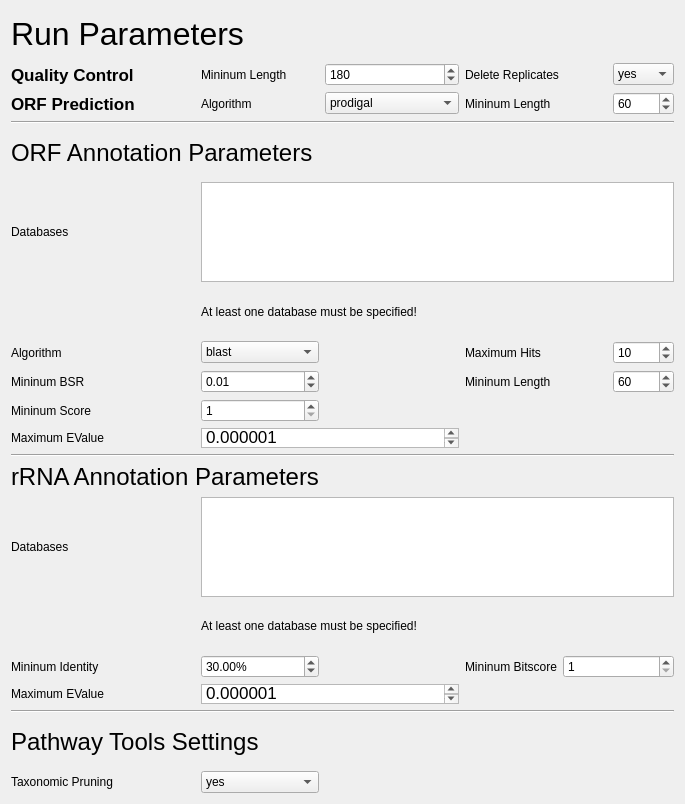
First picture: the form in SettingsTab.ui, repository hallamlab/MetaPathwaysGUI, before the edit.
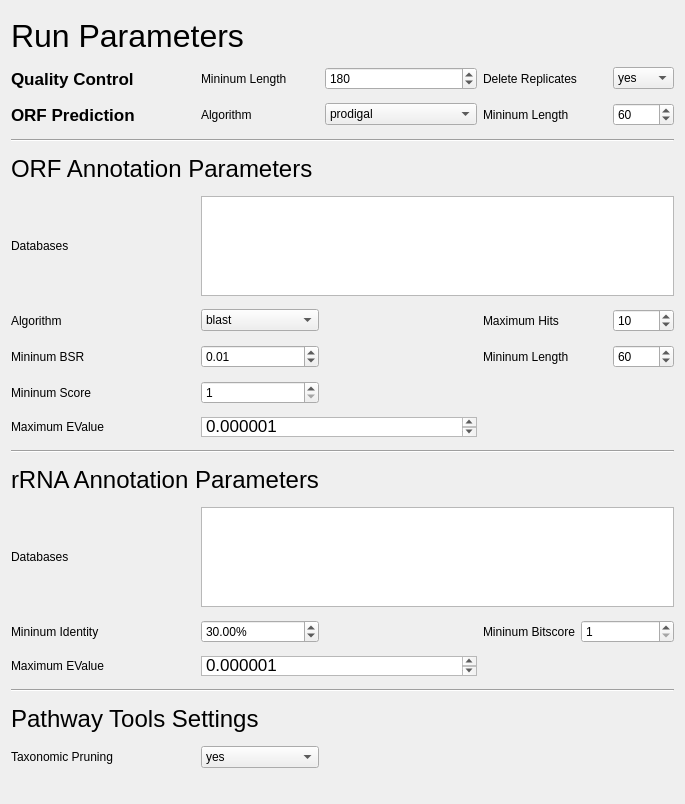
Second picture: the form after the edit.

Commit message: removed restriction for databases

Patch:
```diff
--- a/SettingsTab.ui
+++ b/SettingsTab.ui
@@ -20,79 +20,26 @@
    <string>Form</string>
   </property>
   <layout class="QGridLayout" name="gridLayout">
-   <item row="0" column="0" colspan="2">
-    <widget class="QLabel" name="label_22">
-     <property name="font">
-      <font>
-       <pointsize>24</pointsize>
-      </font>
-     </property>
-     <property name="text">
-      <string>Run Parameters</string>
-     </property>
-    </widget>
-   </item>
-   <item row="1" column="0">
-    <widget class="QLabel" name="label">
-     <property name="font">
-      <font>
-       <pointsize>13</pointsize>
-       <weight>75</weight>
-       <bold>true</bold>
-      </font>
-     </property>
-     <property name="text">
-      <string>Quality Control</string>
-     </property>
-    </widget>
-   </item>
-   <item row="1" column="1">
-    <widget class="QLabel" name="label_2">
+   <item row="16" column="0" colspan="2">
+    <widget class="QLabel" name="label_20">
      <property name="sizePolicy">
-      <sizepolicy hsizetype="Fixed" vsizetype="Preferred">
+      <sizepolicy hsizetype="Fixed" vsizetype="Fixed">
        <horstretch>0</horstretch>
        <verstretch>0</verstretch>
       </sizepolicy>
      </property>
-     <property name="text">
-      <string>Mininum Length</string>
+     <property name="font">
+      <font>
+       <pointsize>18</pointsize>
+      </font>
      </property>
-    </widget>
-   </item>
-   <item row="1" column="2">
-    <widget class="QSpinBox" name="quality_controlMIN_LENGTH">
-     <property name="maximum">
-      <number>99999999</number>
-     </property>
-     <property name="singleStep">
-      <number>1</number>
-     </property>
-     <property name="value">
-      <number>180</number>
-     </property>
-    </widget>
-   </item>
-   <item row="1" column="3" colspan="2">
-    <widget class="QLabel" name="label_3">
      <property name="text">
-      <string>Delete Replicates</string>
+      <string>Pathway Tools Settings</string>
      </property>
     </widget>
    </item>
-   <item row="1" column="5">
-    <widget class="QComboBox" name="quality_controlDELETE_REPLICATES">
-     <property name="editable">
-      <bool>false</bool>
-     </property>
-     <property name="currentIndex">
-      <number>0</number>
-     </property>
-     <property name="maxVisibleItems">
-      <number>2</number>
-     </property>
-     <property name="maxCount">
-      <number>2</number>
-     </property>
+   <item row="17" column="1">
+    <widget class="QComboBox" name="ptools_settingsTAXONOMIC_PRUNING">
      <item>
       <property name="text">
        <string>yes</string>
@@ -105,332 +52,55 @@
      </item>
     </widget>
    </item>
-   <item row="2" column="0">
-    <widget class="QLabel" name="label_4">
-     <property name="font">
-      <font>
-       <pointsize>13</pointsize>
-       <weight>75</weight>
-       <bold>true</bold>
-      </font>
-     </property>
-     <property name="text">
-      <string>ORF Prediction</string>
-     </property>
-    </widget>
-   </item>
-   <item row="2" column="1">
-    <widget class="QLabel" name="label_5">
-     <property name="sizePolicy">
-      <sizepolicy hsizetype="Fixed" vsizetype="Preferred">
-       <horstretch>0</horstretch>
-       <verstretch>0</verstretch>
-      </sizepolicy>
-     </property>
-     <property name="text">
-      <string>Algorithm</string>
-     </property>
-    </widget>
-   </item>
-   <item row="2" column="2">
-    <widget class="QComboBox" name="orf_predictionALGORITHM">
-     <item>
-      <property name="text">
-       <string>prodigal</string>
-      </property>
-     </item>
-    </widget>
-   </item>
-   <item row="2" column="3" colspan="2">
-    <widget class="QLabel" name="label_6">
-     <property name="text">
-      <string>Mininum Length</string>
-     </property>
-    </widget>
-   </item>
-   <item row="2" column="5">
-    <widget class="QSpinBox" name="orf_predictionMIN_LENGTH">
-     <property name="minimum">
-      <number>1</number>
-     </property>
-     <property name="maximum">
-      <number>10000</number>
-     </property>
-     <property name="value">
-      <number>60</number>
-     </property>
-    </widget>
-   </item>
-   <item row="3" column="0" colspan="6">
-    <widget class="Line" name="line">
+   <item row="15" column="0" colspan="6">
+    <widget class="Line" name="line_4">
      <property name="orientation">
       <enum>Qt::Horizontal</enum>
      </property>
     </widget>
    </item>
-   <item row="4" column="0" colspan="2">
-    <widget class="QLabel" name="label_7">
-     <property name="font">
-      <font>
-       <pointsize>18</pointsize>
-      </font>
-     </property>
+   <item row="17" column="0">
+    <widget class="QLabel" name="label_21">
      <property name="text">
-      <string>ORF Annotation Parameters</string>
-     </property>
-    </widget>
-   </item>
-   <item row="5" column="0">
-    <widget class="QLabel" name="label_9">
-     <property name="text">
-      <string>Databases</string>
-     </property>
-    </widget>
-   </item>
-   <item row="5" column="1" colspan="5">
-    <widget class="QListWidget" name="annotationDBS">
-     <property name="sizePolicy">
-      <sizepolicy hsizetype="MinimumExpanding" vsizetype="Maximum">
-       <horstretch>0</horstretch>
-       <verstretch>0</verstretch>
-      </sizepolicy>
-     </property>
-     <property name="minimumSize">
-      <size>
-       <width>0</width>
-       <height>50</height>
-      </size>
-     </property>
-     <property name="maximumSize">
-      <size>
-       <width>16777215</width>
-       <height>100</height>
-      </size>
-     </property>
-    </widget>
-   </item>
-   <item row="6" column="1" colspan="2">
-    <widget class="QLabel" name="annotationDBSWarning">
-     <property name="sizePolicy">
-      <sizepolicy hsizetype="Preferred" vsizetype="Preferred">
-       <horstretch>0</horstretch>
-       <verstretch>0</verstretch>
-      </sizepolicy>
-     </property>
-     <property name="maximumSize">
-      <size>
-       <width>500</width>
-       <height>16777215</height>
-      </size>
-     </property>
-     <property name="text">
-      <string>At least one database must be specified!</string>
-     </property>
-    </widget>
-   </item>
-   <item row="7" column="0">
-    <widget class="QLabel" name="label_8">
-     <property name="text">
-      <string>Algorithm</string>
-     </property>
-    </widget>
-   </item>
-   <item row="7" column="1">
-    <widget class="QComboBox" name="annotationALGORITHM">
-     <property name="editable">
-      <bool>false</bool>
-     </property>
-     <property name="maxCount">
-      <number>10</number>
-     </property>
-     <item>
-      <property name="text">
-       <string>blast</string>
-      </property>
-     </item>
-     <item>
-      <property name="text">
-       <string>last</string>
-      </property>
-     </item>
-    </widget>
-   </item>
-   <item row="7" column="3">
-    <widget class="QLabel" name="label_14">
-     <property name="text">
-      <string>Maximum Hits</string>
-     </property>
-    </widget>
-   </item>
-   <item row="7" column="5">
-    <widget class="QSpinBox" name="annotationMAX_HITS">
-     <property name="minimum">
-      <number>0</number>
-     </property>
-     <property name="maximum">
-      <number>1000</number>
-     </property>
-     <property name="value">
-      <number>10</number>
-     </property>
-    </widget>
-   </item>
-   <item row="8" column="0">
-    <widget class="QLabel" name="label_10">
-     <property name="text">
-      <string>Mininum BSR</string>
-     </property>
-    </widget>
-   </item>
-   <item row="8" column="1">
-    <widget class="QDoubleSpinBox" name="annotationMIN_BSR">
-     <property name="minimum">
-      <double>0.000000000000000</double>
-     </property>
-     <property name="maximum">
-      <double>1.000000000000000</double>
-     </property>
-     <property name="singleStep">
-      <double>0.010000000000000</double>
-     </property>
-     <property name="value">
-      <double>0.010000000000000</double>
-     </property>
-    </widget>
-   </item>
-   <item row="8" column="3">
-    <widget class="QLabel" name="label_13">
-     <property name="text">
-      <string>Mininum Length</string>
-     </property>
-    </widget>
-   </item>
-   <item row="8" column="5">
-    <widget class="QSpinBox" name="annotationMIN_LENGTH">
-     <property name="maximum">
-      <number>1000</number>
-     </property>
-     <property name="value">
-      <number>60</number>
-     </property>
-    </widget>
-   </item>
-   <item row="9" column="0">
-    <widget class="QLabel" name="label_12">
-     <property name="text">
-      <string>Mininum Score</string>
-     </property>
-    </widget>
-   </item>
-   <item row="9" column="1">
-    <widget class="QSpinBox" name="annotationMIN_SCORE">
-     <property name="minimum">
-      <number>1</number>
-     </property>
-     <property name="maximum">
-      <number>10000</number>
-     </property>
-    </widget>
-   </item>
-   <item row="10" column="0">
-    <widget class="QLabel" name="label_11">
-     <property name="text">
-      <string>Maximum EValue</string>
-     </property>
-    </widget>
-   </item>
-   <item row="10" column="1" colspan="2">
-    <widget class="QTextEdit" name="annotationMAX_EVALUE">
-     <property name="minimumSize">
-      <size>
-       <width>139</width>
-       <height>0</height>
-      </size>
-     </property>
-     <property name="maximumSize">
-      <size>
-       <width>16777215</width>
-       <height>20</height>
-      </size>
-     </property>
-     <property name="html">
-      <string>&lt;!DOCTYPE HTML PUBLIC &quot;-//W3C//DTD HTML 4.0//EN&quot; &quot;http://www.w3.org/TR/REC-html40/strict.dtd&quot;&gt;
-&lt;html&gt;&lt;head&gt;&lt;meta name=&quot;qrichtext&quot; content=&quot;1&quot; /&gt;&lt;style type=&quot;text/css&quot;&gt;
-p, li { white-space: pre-wrap; }
-&lt;/style&gt;&lt;/head&gt;&lt;body style=&quot; font-family:'.Lucida Grande UI'; font-size:13pt; font-weight:400; font-style:normal;&quot;&gt;
-&lt;p style=&quot; margin-top:0px; margin-bottom:0px; margin-left:0px; margin-right:0px; -qt-block-indent:0; text-indent:0px;&quot;&gt;&lt;span style=&quot; font-family:'Lucida Grande';&quot;&gt;0.000001&lt;/span&gt;&lt;/p&gt;&lt;/body&gt;&lt;/html&gt;</string>
-     </property>
-    </widget>
-   </item>
-   <item row="11" column="0" colspan="6">
-    <widget class="Line" name="line_3">
-     <property name="orientation">
-      <enum>Qt::Horizontal</enum>
-     </property>
-    </widget>
-   </item>
-   <item row="12" column="0" colspan="2">
-    <widget class="QLabel" name="label_15">
-     <property name="sizePolicy">
-      <sizepolicy hsizetype="Fixed" vsizetype="Fixed">
-       <horstretch>0</horstretch>
-       <verstretch>0</verstretch>
-      </sizepolicy>
-     </property>
-     <property name="font">
-      <font>
-       <pointsize>18</pointsize>
-      </font>
-     </property>
-     <property name="text">
-      <string>rRNA Annotation Parameters</string>
-     </property>
-    </widget>
-   </item>
-   <item row="13" column="0">
-    <widget class="QLabel" name="label_16">
-     <property name="sizePolicy">
-      <sizepolicy hsizetype="Fixed" vsizetype="Fixed">
-       <horstretch>0</horstretch>
-       <verstretch>0</verstretch>
-      </sizepolicy>
-     </property>
-     <property name="text">
-      <string>Databases</string>
-     </property>
-    </widget>
-   </item>
-   <item row="13" column="1" colspan="5">
-    <widget class="QListWidget" name="rrnaREFDBS">
-     <property name="sizePolicy">
-      <sizepolicy hsizetype="Preferred" vsizetype="Expanding">
-       <horstretch>0</horstretch>
-       <verstretch>0</verstretch>
-      </sizepolicy>
-     </property>
-     <property name="maximumSize">
-      <size>
-       <width>6666666</width>
-       <height>100</height>
-      </size>
+      <string>Taxonomic Pruning</string>
      </property>
     </widget>
    </item>
    <item row="14" column="1" colspan="2">
-    <widget class="QLabel" name="rrnaREFDBSWarning">
-     <property name="text">
-      <string>At least one database must be specified!</string>
+    <widget class="QTextEdit" name="rrnaMAX_EVALUE">
+     <property name="maximumSize">
+      <size>
+       <width>16777215</width>
+       <height>20</height>
+      </size>
      </property>
+     <property name="html">
+      <string>&lt;!DOCTYPE HTML PUBLIC &quot;-//W3C//DTD HTML 4.0//EN&quot; &quot;http://www.w3.org/TR/REC-html40/strict.dtd&quot;&gt;
+&lt;html&gt;&lt;head&gt;&lt;meta name=&quot;qrichtext&quot; content=&quot;1&quot; /&gt;&lt;style type=&quot;text/css&quot;&gt;
+p, li { white-space: pre-wrap; }
+&lt;/style&gt;&lt;/head&gt;&lt;body style=&quot; font-family:'.Lucida Grande UI'; font-size:13pt; font-weight:400; font-style:normal;&quot;&gt;
+&lt;p style=&quot; margin-top:0px; margin-bottom:0px; margin-left:0px; margin-right:0px; -qt-block-indent:0; text-indent:0px;&quot;&gt;&lt;span style=&quot; font-family:'Lucida Grande';&quot;&gt;0.000001&lt;/span&gt;&lt;/p&gt;&lt;/body&gt;&lt;/html&gt;</string>
+     </property>
     </widget>
    </item>
-   <item row="15" column="0">
-    <widget class="QLabel" name="label_18">
+   <item row="14" column="0">
+    <widget class="QLabel" name="label_17">
      <property name="text">
-      <string>Mininum Identity         </string>
+      <string>Maximum EValue</string>
      </property>
     </widget>
    </item>
-   <item row="15" column="1">
+   <item row="13" column="4" colspan="2">
+    <widget class="QSpinBox" name="rrnaMIN_BITSCORE">
+     <property name="minimum">
+      <number>1</number>
+     </property>
+     <property name="maximum">
+      <number>10000</number>
+     </property>
+    </widget>
+   </item>
+   <item row="13" column="1">
     <widget class="QDoubleSpinBox" name="rrnaMIN_IDENTITY">
      <property name="suffix">
       <string>%</string>
@@ -449,32 +119,82 @@
      </property>
     </widget>
    </item>
-   <item row="15" column="3">
+   <item row="13" column="3">
     <widget class="QLabel" name="label_19">
      <property name="text">
       <string>Mininum Bitscore</string>
      </property>
     </widget>
    </item>
-   <item row="15" column="4" colspan="2">
-    <widget class="QSpinBox" name="rrnaMIN_BITSCORE">
-     <property name="minimum">
-      <number>1</number>
+   <item row="13" column="0">
+    <widget class="QLabel" name="label_18">
+     <property name="text">
+      <string>Mininum Identity         </string>
      </property>
-     <property name="maximum">
-      <number>10000</number>
+    </widget>
+   </item>
+   <item row="12" column="1" colspan="5">
+    <widget class="QListWidget" name="rrnaREFDBS">
+     <property name="sizePolicy">
+      <sizepolicy hsizetype="Preferred" vsizetype="Expanding">
+       <horstretch>0</horstretch>
+       <verstretch>0</verstretch>
+      </sizepolicy>
      </property>
+     <property name="maximumSize">
+      <size>
+       <width>6666666</width>
+       <height>100</height>
+      </size>
+     </property>
     </widget>
    </item>
-   <item row="16" column="0">
-    <widget class="QLabel" name="label_17">
+   <item row="12" column="0">
+    <widget class="QLabel" name="label_16">
+     <property name="sizePolicy">
+      <sizepolicy hsizetype="Fixed" vsizetype="Fixed">
+       <horstretch>0</horstretch>
+       <verstretch>0</verstretch>
+      </sizepolicy>
+     </property>
      <property name="text">
-      <string>Maximum EValue</string>
+      <string>Databases</string>
      </property>
     </widget>
    </item>
-   <item row="16" column="1" colspan="2">
-    <widget class="QTextEdit" name="rrnaMAX_EVALUE">
+   <item row="10" column="0" colspan="6">
+    <widget class="Line" name="line_3">
+     <property name="orientation">
+      <enum>Qt::Horizontal</enum>
+     </property>
+    </widget>
+   </item>
+   <item row="11" column="0" colspan="2">
+    <widget class="QLabel" name="label_15">
+     <property name="sizePolicy">
+      <sizepolicy hsizetype="Fixed" vsizetype="Fixed">
+       <horstretch>0</horstretch>
+       <verstretch>0</verstretch>
+      </sizepolicy>
+     </property>
+     <property name="font">
+      <font>
+       <pointsize>18</pointsize>
+      </font>
+     </property>
+     <property name="text">
+      <string>rRNA Annotation Parameters</string>
+     </property>
+    </widget>
+   </item>
+   <item row="9" column="1" colspan="2">
+    <widget class="QTextEdit" name="annotationMAX_EVALUE">
+     <property name="minimumSize">
+      <size>
+       <width>139</width>
+       <height>0</height>
+      </size>
+     </property>
      <property name="maximumSize">
       <size>
        <width>16777215</width>
@@ -490,34 +210,228 @@
      </property>
     </widget>
    </item>
-   <item row="17" column="0" colspan="6">
-    <widget class="Line" name="line_4">
+   <item row="9" column="0">
+    <widget class="QLabel" name="label_11">
+     <property name="text">
+      <string>Maximum EValue</string>
+     </property>
+    </widget>
+   </item>
+   <item row="8" column="1">
+    <widget class="QSpinBox" name="annotationMIN_SCORE">
+     <property name="minimum">
+      <number>1</number>
+     </property>
+     <property name="maximum">
+      <number>10000</number>
+     </property>
+    </widget>
+   </item>
+   <item row="8" column="0">
+    <widget class="QLabel" name="label_12">
+     <property name="text">
+      <string>Mininum Score</string>
+     </property>
+    </widget>
+   </item>
+   <item row="7" column="1">
+    <widget class="QDoubleSpinBox" name="annotationMIN_BSR">
+     <property name="minimum">
+      <double>0.000000000000000</double>
+     </property>
+     <property name="maximum">
+      <double>1.000000000000000</double>
+     </property>
+     <property name="singleStep">
+      <double>0.010000000000000</double>
+     </property>
+     <property name="value">
+      <double>0.010000000000000</double>
+     </property>
+    </widget>
+   </item>
+   <item row="7" column="3">
+    <widget class="QLabel" name="label_13">
+     <property name="text">
+      <string>Mininum Length</string>
+     </property>
+    </widget>
+   </item>
+   <item row="7" column="5">
+    <widget class="QSpinBox" name="annotationMIN_LENGTH">
+     <property name="maximum">
+      <number>1000</number>
+     </property>
+     <property name="value">
+      <number>60</number>
+     </property>
+    </widget>
+   </item>
+   <item row="6" column="5">
+    <widget class="QSpinBox" name="annotationMAX_HITS">
+     <property name="minimum">
+      <number>0</number>
+     </property>
+     <property name="maximum">
+      <number>1000</number>
+     </property>
+     <property name="value">
+      <number>10</number>
+     </property>
+    </widget>
+   </item>
+   <item row="7" column="0">
+    <widget class="QLabel" name="label_10">
+     <property name="text">
+      <string>Mininum BSR</string>
+     </property>
+    </widget>
+   </item>
+   <item row="6" column="3">
+    <widget class="QLabel" name="label_14">
+     <property name="text">
+      <string>Maximum Hits</string>
+     </property>
+    </widget>
+   </item>
+   <item row="6" column="1">
+    <widget class="QComboBox" name="annotationALGORITHM">
+     <property name="editable">
+      <bool>false</bool>
+     </property>
+     <property name="maxCount">
+      <number>10</number>
+     </property>
+     <item>
+      <property name="text">
+       <string>blast</string>
+      </property>
+     </item>
+     <item>
+      <property name="text">
+       <string>last</string>
+      </property>
+     </item>
+    </widget>
+   </item>
+   <item row="6" column="0">
+    <widget class="QLabel" name="label_8">
+     <property name="text">
+      <string>Algorithm</string>
+     </property>
+    </widget>
+   </item>
+   <item row="5" column="1" colspan="5">
+    <widget class="QListWidget" name="annotationDBS">
+     <property name="sizePolicy">
+      <sizepolicy hsizetype="MinimumExpanding" vsizetype="Maximum">
+       <horstretch>0</horstretch>
+       <verstretch>0</verstretch>
+      </sizepolicy>
+     </property>
+     <property name="minimumSize">
+      <size>
+       <width>0</width>
+       <height>50</height>
+      </size>
+     </property>
+     <property name="maximumSize">
+      <size>
+       <width>16777215</width>
+       <height>100</height>
+      </size>
+     </property>
+    </widget>
+   </item>
+   <item row="4" column="0" colspan="2">
+    <widget class="QLabel" name="label_7">
+     <property name="sizePolicy">
+      <sizepolicy hsizetype="Fixed" vsizetype="Fixed">
+       <horstretch>0</horstretch>
+       <verstretch>0</verstretch>
+      </sizepolicy>
+     </property>
+     <property name="font">
+      <font>
+       <pointsize>18</pointsize>
+      </font>
+     </property>
+     <property name="text">
+      <string>ORF Annotation Parameters</string>
+     </property>
+    </widget>
+   </item>
+   <item row="5" column="0">
+    <widget class="QLabel" name="label_9">
+     <property name="text">
+      <string>Databases</string>
+     </property>
+    </widget>
+   </item>
+   <item row="3" column="0" colspan="6">
+    <widget class="Line" name="line">
      <property name="orientation">
       <enum>Qt::Horizontal</enum>
      </property>
     </widget>
    </item>
-   <item row="18" column="0" colspan="2">
-    <widget class="QLabel" name="label_20">
+   <item row="2" column="3" colspan="2">
+    <widget class="QLabel" name="label_6">
+     <property name="text">
+      <string>Mininum Length</string>
+     </property>
+    </widget>
+   </item>
+   <item row="2" column="2">
+    <widget class="QComboBox" name="orf_predictionALGORITHM">
+     <item>
+      <property name="text">
+       <string>prodigal</string>
+      </property>
+     </item>
+    </widget>
+   </item>
+   <item row="2" column="0">
+    <widget class="QLabel" name="label_4">
      <property name="font">
       <font>
-       <pointsize>18</pointsize>
+       <pointsize>13</pointsize>
+       <weight>75</weight>
+       <bold>true</bold>
       </font>
      </property>
      <property name="text">
-      <string>Pathway Tools Settings</string>
+      <string>ORF Prediction</string>
      </property>
     </widget>
    </item>
-   <item row="19" column="0">
-    <widget class="QLabel" name="label_21">
-     <property name="text">
-      <string>Taxonomic Pruning</string>
+   <item row="2" column="5">
+    <widget class="QSpinBox" name="orf_predictionMIN_LENGTH">
+     <property name="minimum">
+      <number>1</number>
      </property>
+     <property name="maximum">
+      <number>10000</number>
+     </property>
+     <property name="value">
+      <number>60</number>
+     </property>
     </widget>
    </item>
-   <item row="19" column="1">
-    <widget class="QComboBox" name="ptools_settingsTAXONOMIC_PRUNING">
+   <item row="1" column="5">
+    <widget class="QComboBox" name="quality_controlDELETE_REPLICATES">
+     <property name="editable">
+      <bool>false</bool>
+     </property>
+     <property name="currentIndex">
+      <number>0</number>
+     </property>
+     <property name="maxVisibleItems">
+      <number>2</number>
+     </property>
+     <property name="maxCount">
+      <number>2</number>
+     </property>
      <item>
       <property name="text">
        <string>yes</string>
@@ -530,6 +444,84 @@
      </item>
     </widget>
    </item>
+   <item row="2" column="1">
+    <widget class="QLabel" name="label_5">
+     <property name="sizePolicy">
+      <sizepolicy hsizetype="Fixed" vsizetype="Preferred">
+       <horstretch>0</horstretch>
+       <verstretch>0</verstretch>
+      </sizepolicy>
+     </property>
+     <property name="text">
+      <string>Algorithm</string>
+     </property>
+    </widget>
+   </item>
+   <item row="1" column="2">
+    <widget class="QSpinBox" name="quality_controlMIN_LENGTH">
+     <property name="maximum">
+      <number>99999999</number>
+     </property>
+     <property name="singleStep">
+      <number>1</number>
+     </property>
+     <property name="value">
+      <number>180</number>
+     </property>
+    </widget>
+   </item>
+   <item row="1" column="3" colspan="2">
+    <widget class="QLabel" name="label_3">
+     <property name="text">
+      <string>Delete Replicates</string>
+     </property>
+    </widget>
+   </item>
+   <item row="1" column="0">
+    <widget class="QLabel" name="label">
+     <property name="font">
+      <font>
+       <pointsize>13</pointsize>
+       <weight>75</weight>
+       <bold>true</bold>
+      </font>
+     </property>
+     <property name="text">
+      <string>Quality Control</string>
+     </property>
+    </widget>
+   </item>
+   <item row="1" column="1">
+    <widget class="QLabel" name="label_2">
+     <property name="sizePolicy">
+      <sizepolicy hsizetype="Fixed" vsizetype="Preferred">
+       <horstretch>0</horstretch>
+       <verstretch>0</verstretch>
+      </sizepolicy>
+     </property>
+     <property name="text">
+      <string>Mininum Length</string>
+     </property>
+    </widget>
+   </item>
+   <item row="0" column="0" colspan="2">
+    <widget class="QLabel" name="label_22">
+     <property name="sizePolicy">
+      <sizepolicy hsizetype="Fixed" vsizetype="Fixed">
+       <horstretch>0</horstretch>
+       <verstretch>0</verstretch>
+      </sizepolicy>
+     </property>
+     <property name="font">
+      <font>
+       <pointsize>24</pointsize>
+      </font>
+     </property>
+     <property name="text">
+      <string>Run Parameters</string>
+     </property>
+    </widget>
+   </item>
   </layout>
  </widget>
  <tabstops>
```
The commit also changes 2 other files.
